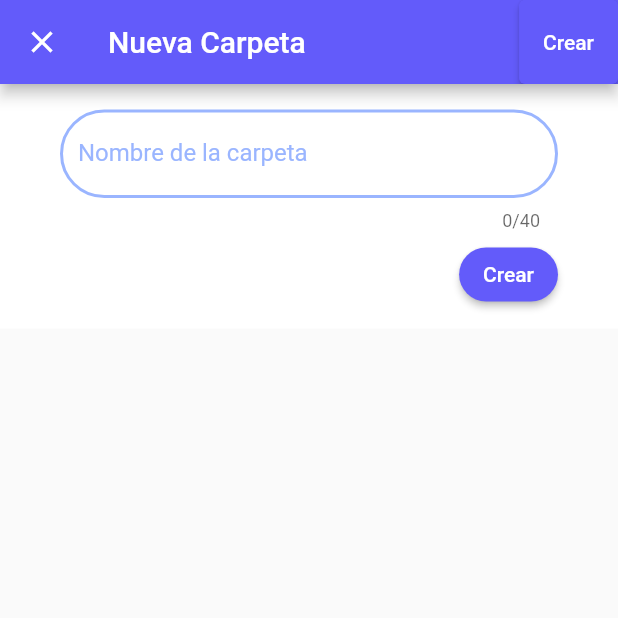
After one commit to Solid-Coders-UCAB/NotesProject-Naranja-Frontend, a Flutter app: the CarpetaNueva screen opened directly, on a phone screen of 412 x 824 dp, the top half of it. The commit adds this screen. Run offline on Flutter 3.47's test engine with Material 2 defaults, Android fonts, the phone set to English and light mode, and no system bars; our stand-ins replace avatar_glow, either_dart, image_picker, internet_connection_checker, screenshot, speech_to_text; missing offline and left inert: google_ml_kit.

Commit message:
Agregadas vistas de crear y editar carpeta

```diff
--- a/notasFrontNaranja/lib/infrastructure/controllers/homeFolderController.dart
+++ b/notasFrontNaranja/lib/infrastructure/controllers/homeFolderController.dart
@@ -21,7 +21,10 @@ class homeFolderController {
         folderHome.changeState(serviceResponse.right);
       }
 
-      folderHome.showSystemMessage(serviceResponse.left.message);
+      if (serviceResponse.isLeft){
+        folderHome.showSystemMessage(serviceResponse.left.message);
+      }
+
   }
 
 }
--- a/notasFrontNaranja/lib/infrastructure/implementations/repositories/HTTPnoteRepositoy.dart
+++ b/notasFrontNaranja/lib/infrastructure/implementations/repositories/HTTPnoteRepositoy.dart
@@ -11,7 +11,7 @@ import 'package:http/http.dart';
 
 class httpNoteRepository implements noteRepository{
 
-  String domain = '192.168.1.13:3000';
+  String domain = '192.168.0.106:3000';
 
 
   @override
@@ -37,7 +37,7 @@ class httpNoteRepository implements noteRepository{
     ..fields['fechaModificacion'] = note.getEditDate.toString()
     ..fields['longitud'] = note.getLongitud.toString()
     ..fields['latitud'] = note.getLatitud.toString()
-    ..fields['idCarpeta'] = 'fa378750-9763-4466-902f-26200a4fc603';
+    ..fields['idCarpeta'] = '155c6297-510d-45be-ad1c-e02f1634fd8b';
 
     List<Uint8List>? imagenes = note.imagenes;
 
--- /dev/null
+++ b/notasFrontNaranja/lib/infrastructure/views/carpeta_nueva.dart
@@ -0,0 +1,121 @@
+import 'package:firstapp/controllerFactory.dart';
+import 'package:flutter/foundation.dart';
+import 'package:flutter/material.dart';
+import '../controllers/notaNuevaWidgetController.dart';
+import './widgets.dart';
+
+class CarpetaNueva extends StatelessWidget {
+
+  CarpetaNueva({super.key});
+
+  @override
+  Widget build(BuildContext context) {
+    return Scaffold(
+      appBar: AppBar(
+        title: const Text("Nueva Carpeta"),
+        backgroundColor: const Color.fromARGB(255, 99, 91, 250),
+        leading:
+            IconButton(
+              icon: new Icon(Icons.close),
+              onPressed: () {Navigator.pop(context); }
+            ),
+        actions: <Widget>[
+          ElevatedButton(
+                        style: ElevatedButton.styleFrom(
+                          backgroundColor:
+                              const Color.fromARGB(255, 99, 91, 250),
+                        ),
+                        onPressed: () {
+
+                        },
+                        child: const Text("Crear")
+                        ),
+        ],
+      ),
+      body: Center(
+        child: NuevaCarpeta()
+      ),
+    );
+  }
+}
+
+// ignore: must_be_immutable
+class NuevaCarpeta extends StatefulWidget {
+
+  NuevaCarpeta({super.key});
+
+  @override
+  State<NuevaCarpeta> createState() => NuevaCarpetaState();
+}
+
+class NuevaCarpetaState extends State<NuevaCarpeta> {
+
+
+  NuevaCarpetaState();
+
+  String carpetaTitle = '';
+  bool loading = false;
+  Uint8List? imagen;
+  notaNuevaWidgetController controller =
+      controllerFactory.notaNuevaWidController();
+  Uint8List? selectedImage;
+  List<Uint8List> imagenes = [];
+
+//
+
+  final TextEditingController _tituloC = TextEditingController(text: "");
+
+  @override
+  Widget build(BuildContext context) {
+    return Align(
+      alignment: Alignment.topCenter,
+      child: Container(
+        padding: const EdgeInsets.symmetric(horizontal: 25, vertical: 12),
+        //height: 500.0,
+        color: Colors.white,
+        child: loading == true
+            ? const Center(
+                child: SizedBox(
+                    width: 30, height: 30, child: CircularProgressIndicator()))
+            : SingleChildScrollView(
+                // Se agrega esta linea para que se pueda ver todo el texto que se escribe en la nota
+                child: Column(
+                //crossAxisAlignment: CrossAxisAlignment.start,
+                mainAxisAlignment: MainAxisAlignment.start,
+                children: [
+                  genericTextFormField(_tituloC, "Nombre de la carpeta", false, 40),
+
+                  Row(
+                    mainAxisAlignment: MainAxisAlignment.end,
+                    children: [
+                      ElevatedButton(
+                          style: ElevatedButton.styleFrom(
+                            shape: RoundedRectangleBorder(
+                                borderRadius: BorderRadius.circular(25)),
+                            backgroundColor:
+                                const Color.fromARGB(255, 99, 91, 250),
+                          ),
+                          onPressed: () {
+                            if (_tituloC.text != '') {
+                           // Aqui se crea la carpeta
+                            } else {
+                              ScaffoldMessenger.of(context).showSnackBar(
+                                  const SnackBar(
+                                      content: Text(
+                                          "El título de la nota no debe estar vacía")));
+                            }
+                          },
+                          child: const Text("Crear")),
+                      const SizedBox(
+                        width: 15,
+                      ),
+                    ],
+                  ),
+                ],
+              )
+              ),
+      ),
+    );
+  }
+
+}
```
Also changed, not shown: notasFrontNaranja/lib/infrastructure/implementations/repositories/HTTPfolderRepository.dart (+28 -1 lines), notasFrontNaranja/lib/infrastructure/views/editar_carpeta.dart (added, +120 -0 lines), notasFrontNaranja/lib/infrastructure/views/folderWidgets/folderHome.dart (+17 -3 lines), notasFrontNaranja/lib/infrastructure/controllers/carpetaNuevaWidgetController.dart (added).
